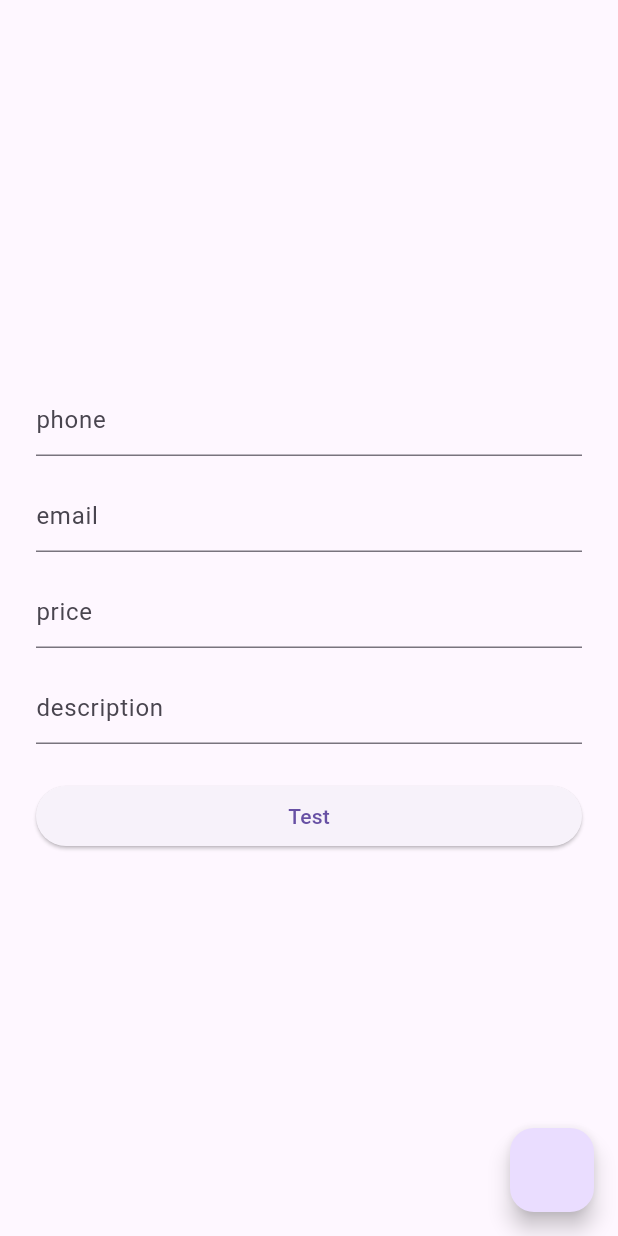
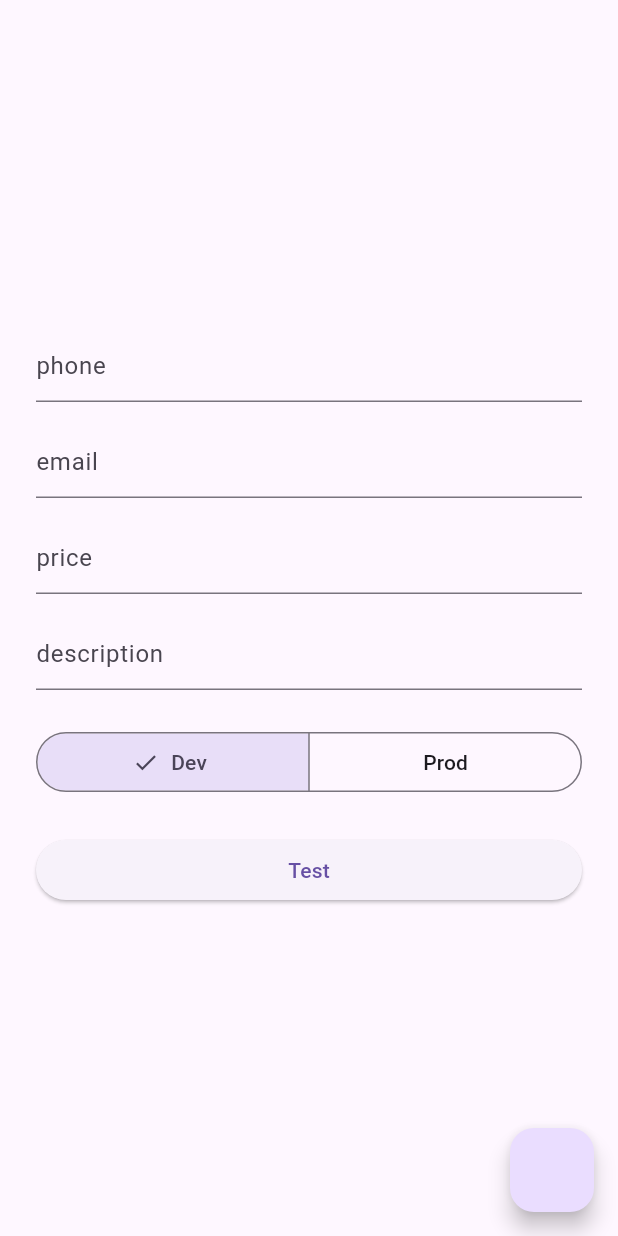
Before and after one commit to mdshadatrahman/moneybag_flutter, a Flutter app: the screen it shows after launch, on a phone screen of 412 x 824 dp. Run offline on Flutter 3.47's test engine with Material 3 defaults, Android fonts, the phone set to English and light mode, and no system bars; our stand-ins replace webview_flutter.

Commit message:
added-flavor_dev_production

```diff
--- a/example/lib/input_form_view.dart
+++ b/example/lib/input_form_view.dart
@@ -12,7 +12,7 @@ const merchantId = String.fromEnvironment("merchant_id");
 const authKey = String.fromEnvironment("auth_key");
 
 class _InputFormViewState extends State<InputFormView> {
-  late  var info = const MoneybagInfo(
+  late var info = const MoneybagInfo(
     isDev: true,
     email: "",
     phoneNo: "",
@@ -98,6 +98,18 @@ class _InputFormViewState extends State<InputFormView> {
                 },
               ),
               const SizedBox(height: 24),
+              SegmentedButton(
+                segments: const [
+                  ButtonSegment(value: true, label: Text("Dev")),
+                  ButtonSegment(value: false, label: Text("Prod")),
+                ],
+                selected: {info.isDev},
+                onSelectionChanged: (p0) {
+                  info = info.copyWith(isDev: p0.first);
+                  setState(() {});
+                },
+              ),
+              const SizedBox(height: 24),
               ElevatedButton(
                 onPressed: () {
                   if (formKey.currentState?.validate() != true) {
--- a/lib/src/domain/moneybag_repo.dart
+++ b/lib/src/domain/moneybag_repo.dart
@@ -9,10 +9,12 @@ import 'service_charge_response.dart';
 
 class MoneybagRepository {
   ///
+  @Deprecated("Refactor the static method to methods")
+  static bool _isDevMode = true;
 
   static final Uri _baseUri = Uri(
     scheme: "https",
-    host: "dev-api.moneybag.com.bd",
+    host: "${_isDevMode ? "dev-" : ""}api.moneybag.com.bd",
     path: "/api/v1/",
   );
 
@@ -21,6 +23,7 @@ class MoneybagRepository {
   static Future<MoneybagResponse> createSession(MoneybagInfo moneybagInfo) async {
     try {
       final uri = _mergeUriPath("sessions/create-session");
+      _isDevMode = moneybagInfo.isDev;
 
       final response = await http.post(
         uri,
@@ -107,7 +110,7 @@ class MoneybagRepository {
       if (data['status'] == false) {
         return (null, data['message']?.toString() ?? "Something went wrong");
       }
-      print("response ${data}");
+
       if (data['status'] == "SUCCESS") {
         final getWay = data['data']['gateway'];
 
@@ -141,13 +144,14 @@ class MoneybagRepository {
   }
 
   static Future<(Uri? url, String? error)> _getSEBLPAYPaymentURL(String sessionId) async {
-    final redirectURL =
-        "https://test-southeastbank.mtf.gateway.mastercard.com/checkout/pay/$sessionId?checkoutVersion=1.0.0";
+    final redirectURL = _isDevMode
+        ? "https://test-southeastbank.mtf.gateway.mastercard.com/checkout/pay/$sessionId?checkoutVersion=1.0.0"
+        : "https://southeastbank.gateway.mastercard.com/checkout/pay/$sessionId?checkoutVersion=1.0.0";
     return (Uri.tryParse(Uri.encodeFull(redirectURL)), null);
   }
 
   static Future<(Uri? url, String? error)> _getEBLPAYPaymentURL(List<dynamic> payload) async {
-    const gateway = "https://testsecureacceptance.cybersource.com/pay";
+    final gateway = "https://${_isDevMode ? "test-" : ""}secureacceptance.cybersource.com/pay";
 
     // Initialize map to store query parameters
     final Map<String, String> mapData = {};
--- a/lib/src/models/moneybag_param.dart
+++ b/lib/src/models/moneybag_param.dart
@@ -86,6 +86,7 @@ class MoneybagInfo {
   String toJson() => json.encode(toMap());
 
   MoneybagInfo copyWith({
+    bool? isDev,
     String? merchantID,
     String? authKey,
     String? orderId,
@@ -97,7 +98,7 @@ class MoneybagInfo {
     String? phoneNo,
   }) {
     return MoneybagInfo(
-      isDev: isDev,
+      isDev: isDev ?? this.isDev,
       merchantID: merchantID ?? this.merchantID,
       authKey: authKey ?? this.authKey,
       orderId: orderId ?? this.orderId,
```
